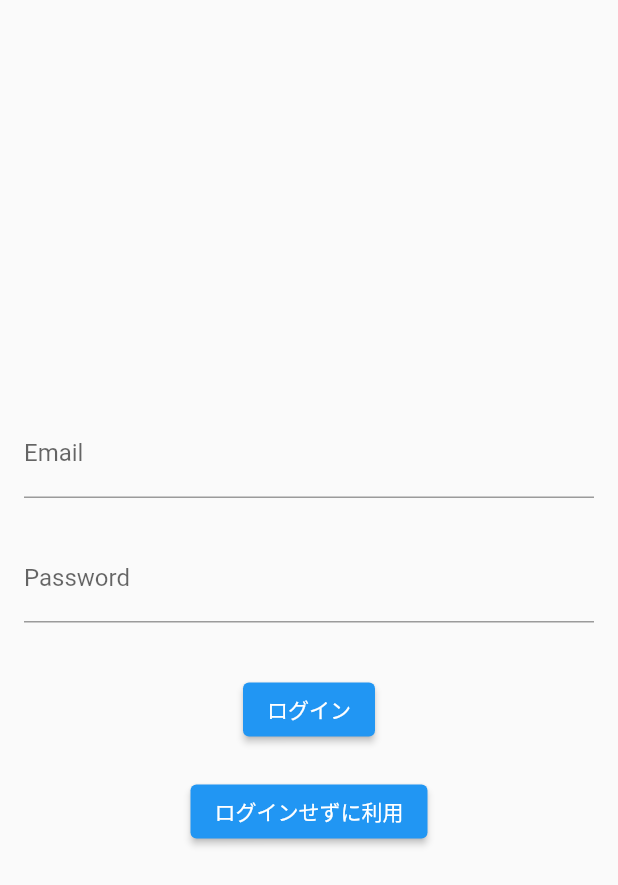
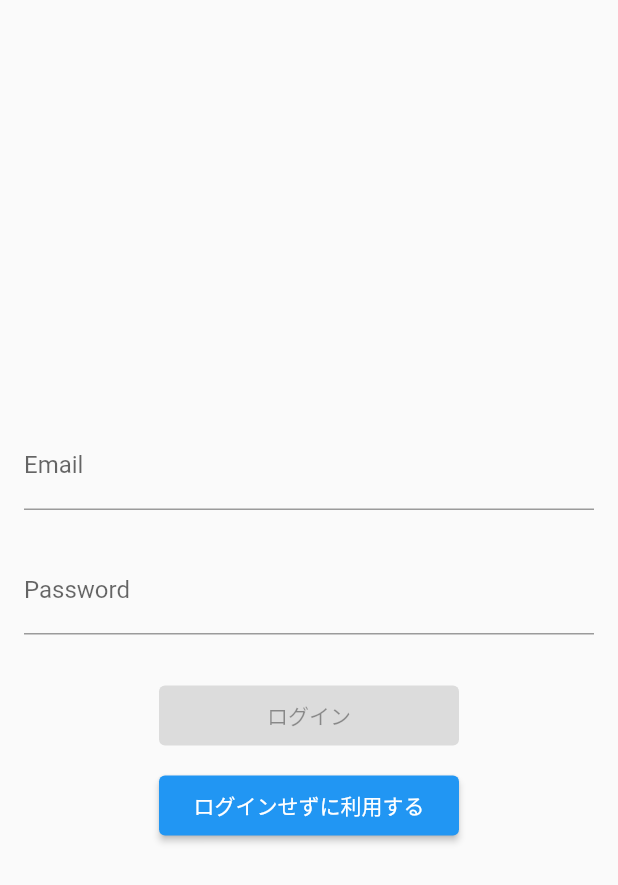
Before and after one commit to nano2nano/valorant-tips-flutter, a Flutter app: the LoginView screen opened directly, on a phone screen of 412 x 824 dp. Shown: the top 885 px of the screen. Run offline on Flutter 3.47's test engine with Material 2 defaults, Android fonts, the phone set to English and light mode, and no system bars; our stand-ins replace cached_network_image, expandable, firebase_analytics, firebase_auth, firebase_core, freezed_annotation and 1 more; accounts and stored records are empty; network calls fail.

Commit message:
Add login system.

```diff
--- a/lib/main.dart
+++ b/lib/main.dart
@@ -3,8 +3,7 @@ import 'package:firebase_analytics/observer.dart';
 import 'package:firebase_core/firebase_core.dart';
 import 'package:flutter/material.dart';
 import 'package:hooks_riverpod/hooks_riverpod.dart';
-
-import 'search_tip_view.dart';
+import 'check_login.dart';
 
 Future<void> main() async {
   WidgetsFlutterBinding.ensureInitialized();
@@ -24,7 +23,7 @@ class MyApp extends StatelessWidget {
       theme: ThemeData(
         primarySwatch: Colors.blue,
       ),
-      home: const SearchTipView(),
+      home: const CheckLogin(),
       navigatorObservers: [
         FirebaseAnalyticsObserver(analytics: analytics),
       ],
--- a/lib/login_view.dart
+++ b/lib/view/login/login_view.dart
@@ -1,13 +1,11 @@
+import 'package:firebase_auth/firebase_auth.dart';
 import 'package:flutter/material.dart';
-import 'package:hooks_riverpod/hooks_riverpod.dart';
 
-import 'data/repository/auth_repository.dart';
-
-class LoginView extends ConsumerWidget {
+class LoginView extends StatelessWidget {
   const LoginView({Key? key}) : super(key: key);
 
   @override
-  Widget build(BuildContext context, WidgetRef ref) {
+  Widget build(BuildContext context) {
     final emailInputController = TextEditingController();
     final passwordInputController = TextEditingController();
 
@@ -40,29 +38,25 @@ class LoginView extends ConsumerWidget {
                 Center(
                   child: Column(
                     children: [
-                      Padding(
-                        padding: const EdgeInsets.all(10),
-                        child: ElevatedButton(
-                          child: const Text('ログイン'),
-                          onPressed: () async {
-                            var email = emailInputController.text;
-                            var password = passwordInputController.text;
-                            await ref
-                                .read(authRepositoryProvider)
-                                .signInAnonymously();
-                            Navigator.pop(context);
-                          },
+                      const Padding(
+                        padding: EdgeInsets.all(10),
+                        child: CommonButton(
+                          // onPressed: () async {
+                          //   var email = emailInputController.text;
+                          //   var password = passwordInputController.text;
+                          //   await FirebaseAuth.instance.signInAnonymously();
+                          // },
+                          onPressed: null,
+                          child: Text('ログイン'),
                         ),
                       ),
                       Padding(
                         padding: const EdgeInsets.all(10),
-                        child: ElevatedButton(
+                        child: CommonButton(
                           onPressed: () async {
-                            await ref
-                                .read(authRepositoryProvider)
-                                .signInAnonymously();
+                            await FirebaseAuth.instance.signInAnonymously();
                           },
-                          child: const Text("ログインせずに利用"),
+                          child: const Text('ログインせずに利用する'),
                         ),
                       ),
                     ],
@@ -76,3 +70,28 @@ class LoginView extends ConsumerWidget {
     );
   }
 }
+
+class CommonButton extends StatelessWidget {
+  const CommonButton({
+    Key? key,
+    required this.onPressed,
+    required this.child,
+    this.style,
+  }) : super(key: key);
+
+  final VoidCallback? onPressed;
+  final Widget? child;
+  final ButtonStyle? style;
+  @override
+  Widget build(BuildContext context) {
+    return SizedBox(
+      child: ElevatedButton(
+        onPressed: onPressed,
+        child: child,
+        style: style,
+      ),
+      height: 40,
+      width: 200,
+    );
+  }
+}
```
Also changed, not shown: lib/check_login.dart (added, +28 -0 lines), lib/first_view.dart (added, +11 -0 lines).
